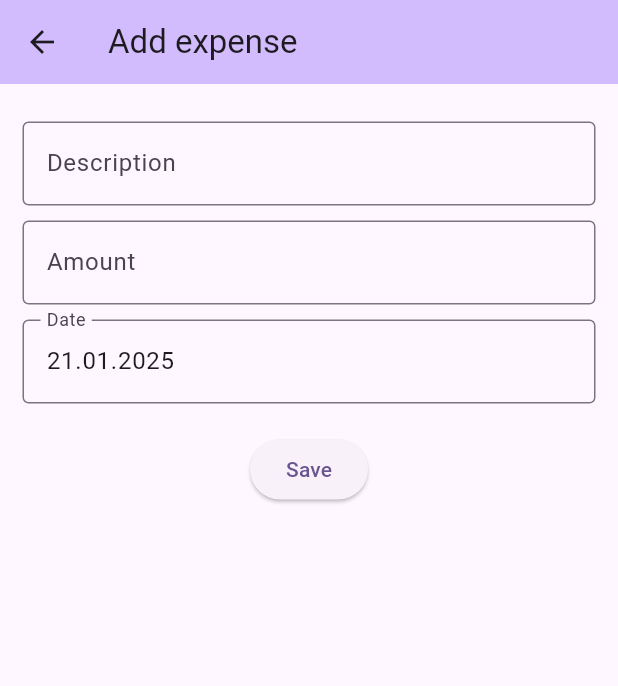
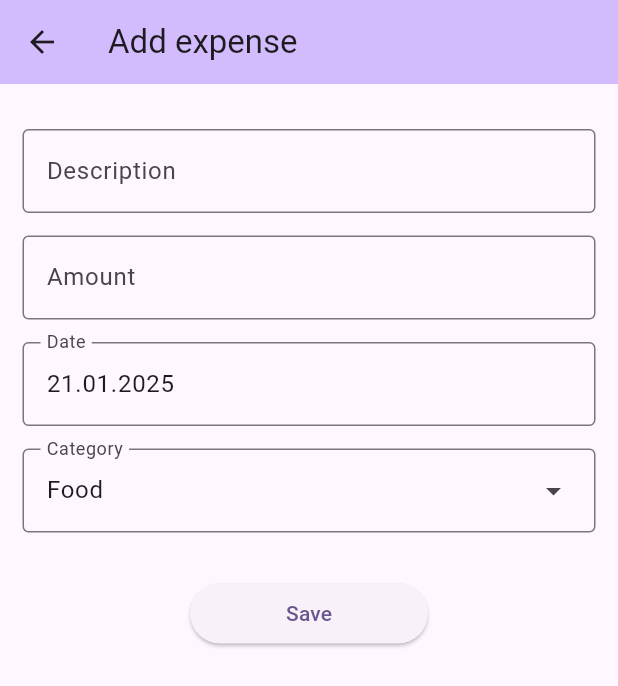
Before and after one commit to thanhbinh84/expense_tracker, a Flutter app: the TrxScreen screen opened by its route, on a phone screen of 412 x 824 dp. Shown: the top 686 px of the screen. Run offline on Flutter 3.47's test engine with Material 3 defaults, Android fonts, the phone set to English and light mode, and no system bars; our stand-ins replace flutter_spinkit, fluttertoast, get, grouped_list, rxdart, shared_preferences; accounts and stored records are empty.

Commit message:
Add category

```diff
--- a/lib/core/model/trx.dart
+++ b/lib/core/model/trx.dart
@@ -1,21 +1,25 @@
 import 'package:expense_tracker/core/util/utils.dart';
+import 'package:flutter/material.dart';
 
 class Trx {
   double amount = 0;
   DateTime dateTime;
   String desc = '';
+  Category category = Category.food;
 
-  Trx({this.amount = 0, this.desc = '', DateTime? dateTime})
+  Trx({this.amount = 0, this.desc = '', DateTime? dateTime, this.category = Category.food})
       : dateTime = dateTime ?? DateTime.now();
 
   static const keyAmount = 'amount';
   static const keyDateTime = 'date';
   static const keyDesc = 'desc';
+  static const keyCategoryIndex = 'category';
 
   Map<String, dynamic> toJson() => <String, dynamic>{
         keyAmount: amount,
         keyDateTime: utils.convertDateToString(dateTime),
         keyDesc: desc,
+        keyCategoryIndex: category.index
       };
 
   factory Trx.fromJson(Map<String, dynamic> map) {
@@ -23,8 +27,38 @@ class Trx {
       amount: map[keyAmount],
       dateTime: utils.convertStringToDate(map[keyDateTime]),
       desc: map[keyDesc],
+      category: Category.getCategory(map[keyCategoryIndex])
     );
   }
 
   get dateString => utils.convertDateToString(dateTime);
 }
+
+class Category {
+  final String name;
+  final int index;
+  final IconData iconData;
+
+  const Category._internal(this.index, this.name, this.iconData);
+
+  @override
+  toString() => 'Enum.$name';
+
+  static const food = Category._internal(0, 'Food', Icons.food_bank);
+  static const travel = Category._internal(1, 'Travel', Icons.flight);
+  static const shopping = Category._internal(2, 'Shopping', Icons.shopping_bag);
+
+  static const list = [food, travel, shopping];
+
+  static Category getCategory(int index) {
+    if (Category.food.index == index) {
+      return Category.food;
+    } else if (Category.travel.index == index) {
+      return Category.travel;
+    } else if (Category.shopping.index == index) {
+      return Category.shopping;
+    } else {
+      throw UnimplementedError();
+    }
+  }
+}
--- a/lib/dashboard/dashboard_screen.dart
+++ b/lib/dashboard/dashboard_screen.dart
@@ -59,7 +59,7 @@ class DashboardScreen extends GetView<DashboardController> {
           child: SizedBox(
             child: ListTile(
               contentPadding: const EdgeInsets.symmetric(horizontal: 20.0, vertical: 5.0),
-              leading: const Icon(Icons.account_circle),
+              leading: Icon(trx.category.iconData),
               title: Text(trx.desc),
               trailing: Text('€${trx.amount.toString()}', style: Theme.of(context).textTheme.bodyLarge),
             ),
--- a/lib/trx/trx_controller.dart
+++ b/lib/trx/trx_controller.dart
@@ -9,14 +9,16 @@ class TrxController extends BaseController {
   final trxRepository = Get.find<TrxRepository>();
   Trx trx = Trx();
   final dateInputController = TextEditingController();
+  final categoryInputController = TextEditingController();
 
   @override
   onInit() {
     super.onInit();
     dateInputController.text = trx.dateString;
+    categoryInputController.text = trx.category.name;
   }
 
-  updateTrx({String? amount, String? desc, DateTime? dateTime}) {
+  updateTrx({String? amount, String? desc, DateTime? dateTime, Category? category}) {
 
     if (amount != null) {
       trx.amount = double.tryParse(amount) ?? 0;
@@ -27,6 +29,10 @@ class TrxController extends BaseController {
     if (dateTime != null) {
       trx.dateTime = dateTime;
       dateInputController.text = trx.dateString;
+    }
+    if (category != null) {
+      trx.category = category;
+      categoryInputController.text = category.name;
     }
   }
 
--- a/lib/trx/trx_screen.dart
+++ b/lib/trx/trx_screen.dart
@@ -1,3 +1,4 @@
+import 'package:expense_tracker/core/model/trx.dart';
 import 'package:expense_tracker/core/widget/base_screen.dart';
 import 'package:expense_tracker/trx/trx_controller.dart';
 import 'package:flutter/material.dart';
@@ -18,6 +19,7 @@ class TrxScreen extends GetView<TrxController> {
               _descriptionInputView(context),
               _amountInputView(context),
               _dateInputView(context),
+              _categoryMenuView(context),
               _saveButton(context)
             ],
           ),
@@ -26,7 +28,7 @@ class TrxScreen extends GetView<TrxController> {
 
   Widget _descriptionInputView(BuildContext context) {
     return Padding(
-      padding: const EdgeInsets.only(top: 10),
+      padding: const EdgeInsets.only(top: 15),
       child: TextFormField(
         decoration: const InputDecoration(
           border: OutlineInputBorder(),
@@ -39,7 +41,7 @@ class TrxScreen extends GetView<TrxController> {
 
   Widget _amountInputView(BuildContext context) {
     return Padding(
-      padding: const EdgeInsets.only(top: 10),
+      padding: const EdgeInsets.only(top: 15),
       child: TextFormField(
         decoration: const InputDecoration(
           border: OutlineInputBorder(),
@@ -53,7 +55,7 @@ class TrxScreen extends GetView<TrxController> {
 
   Widget _dateInputView(BuildContext context) {
     return Padding(
-      padding: const EdgeInsets.only(top: 10),
+      padding: const EdgeInsets.only(top: 15),
       child: TextFormField(
         controller: controller.dateInputController,
         showCursor: false,
@@ -69,8 +71,13 @@ class TrxScreen extends GetView<TrxController> {
 
   _saveButton(BuildContext ctx) {
     return Padding(
-      padding: const EdgeInsets.all(20),
-      child: ElevatedButton(onPressed: () => controller.saveTrx(), child: Text('Save')),
+      padding: const EdgeInsets.all(30),
+      child: ElevatedButton(
+          onPressed: () => controller.saveTrx(),
+          child: Padding(
+            padding: const EdgeInsets.symmetric(horizontal: 40),
+            child: Text('Save'),
+          )),
     );
   }
 
@@ -78,8 +85,33 @@ class TrxScreen extends GetView<TrxController> {
     final today = DateTime.now();
     final firstDate = today.subtract(Duration(days: 365));
     final DateTime? selectedDate = await showDatePicker(
-        context: context, initialDate: controller.trx.dateTime, firstDate: firstDate, lastDate: today);
+        context: context,
+        initialDate: controller.trx.dateTime,
+        firstDate: firstDate,
+        lastDate: today);
 
     if (selectedDate != null && context.mounted) controller.updateTrx(dateTime: selectedDate);
   }
+
+  _categoryMenuView(context) {
+    return Padding(
+      padding: const EdgeInsets.only(top: 15),
+      child: DropdownMenu<Category>(
+        width: double.infinity,
+        initialSelection: controller.trx.category,
+        controller: controller.categoryInputController,
+        label: const Text('Category'),
+        onSelected: (Category? category) => controller.updateTrx(category: category),
+        dropdownMenuEntries: Category.list.map<DropdownMenuEntry<Category>>((Category category) {
+          return DropdownMenuEntry<Category>(
+            value: category,
+            label: category.name,
+            // style: MenuItemButton.styleFrom(
+            //   foregroundColor: Theme.of(context).colorScheme.inversePrimary,
+            // ),
+          );
+        }).toList(),
+      ),
+    );
+  }
 }
```
